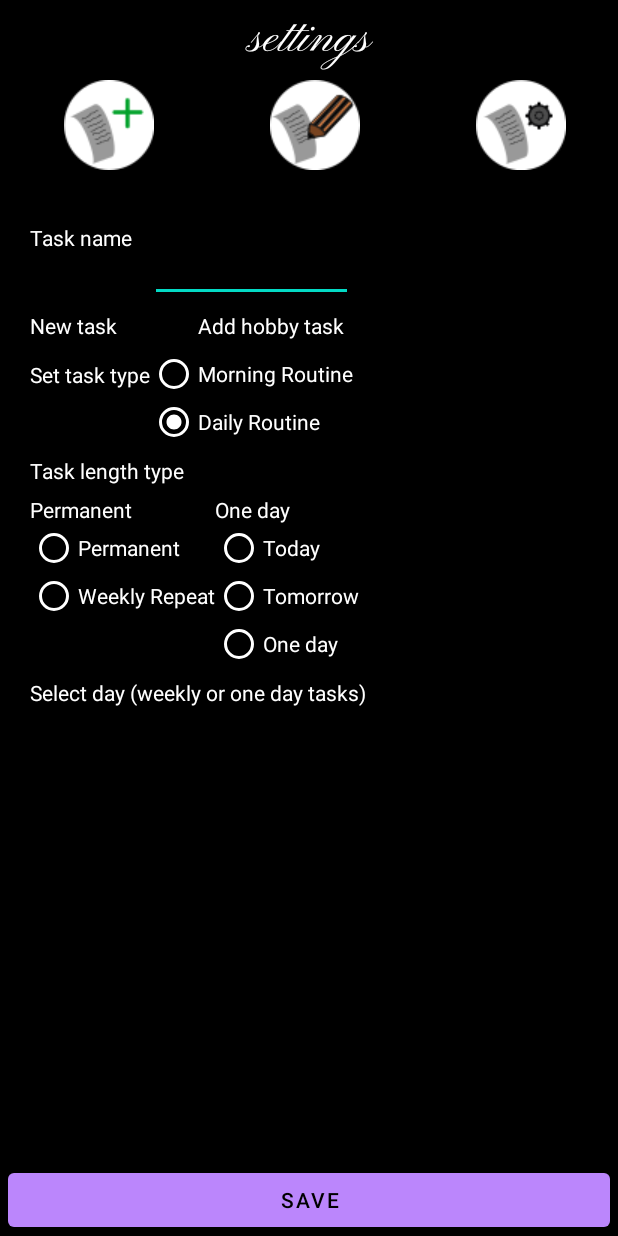
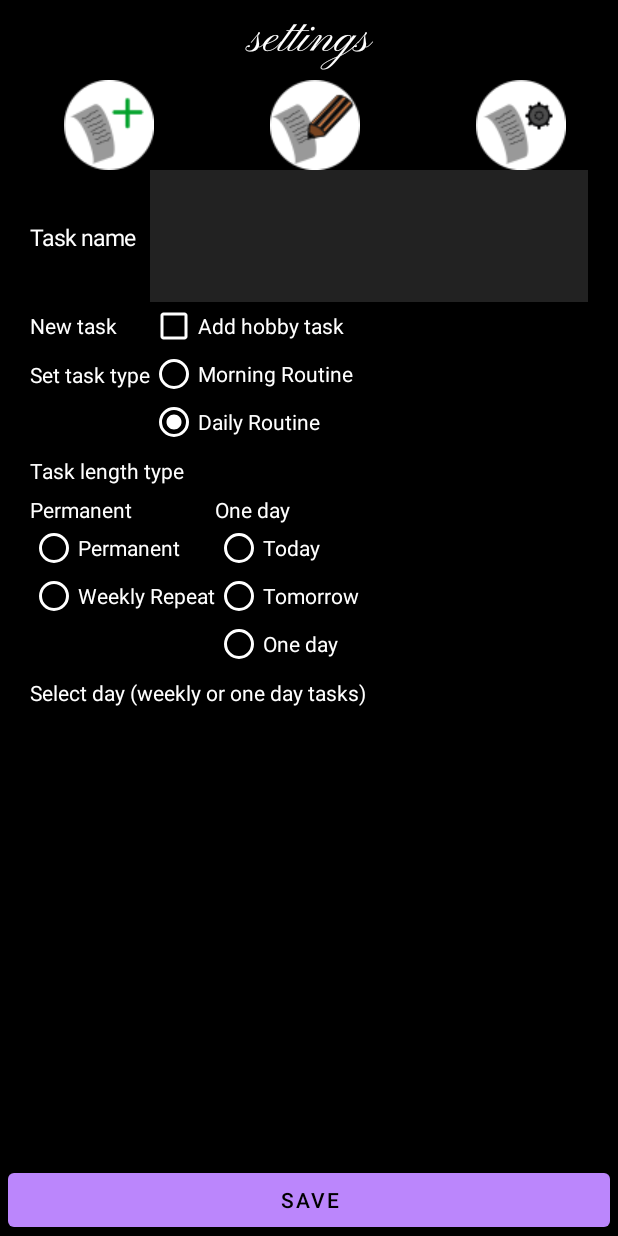
Before and after one commit to IamHere3/TaskApplication, an Android app: the NewTask screen opened directly, with no data from a screen before it, on a phone screen of 412 x 824 dp. Run offline under Robolectric (Android 15) with nearby library versions, the phone set to English and light mode, and no system bars.

Commit message:
NewTaskCompleate
finished updating newtask page:
- added word limit for new task creation.
- added background off set colour for text entry (to ensure the box is visible for all users).

```diff
--- a/app/src/main/java/com/example/mementomori/NewTask.java
+++ b/app/src/main/java/com/example/mementomori/NewTask.java
@@ -8,7 +8,9 @@ import androidx.fragment.app.Fragment;
 
 import android.text.InputFilter;
 import android.text.InputType;
+import android.text.Spanned;
 import android.text.method.ScrollingMovementMethod;
+import android.util.DisplayMetrics;
 import android.view.LayoutInflater;
 import android.view.View;
 import android.view.ViewGroup;
@@ -72,6 +74,19 @@ public class NewTask extends Fragment {
         // Import json array
         Settings activity = (Settings) getActivity();
 
+        // testing size
+        DisplayMetrics displayMetrics = new DisplayMetrics();
+        assert activity != null;
+        activity.getWindowManager().getDefaultDisplay().getMetrics(displayMetrics);
+
+        // Screen width
+        //device dpi
+        int deviceDPI = (int)(displayMetrics.density * 160f);
+        // px = dp * (dpi/160)
+        // Adjusted screen width - 40dp of padding in fragment holder + text-entry)
+        int pixels = (40 + 130) * (deviceDPI / 160);
+        int width = displayMetrics.widthPixels - pixels;
+
         // Gets current theme
         int textColor = activity.textColor;
         ColorStateList colorStateList = activity.colorStateList;
@@ -86,14 +101,19 @@ public class NewTask extends Fragment {
         // Edit task
         TextView editText = new TextView(activity);
         editText.setTextColor(textColor);
+        editText.setTextSize(15);
         editText.setText(R.string.taskName);
 
         EditText editEntry = new EditText(activity);
         editEntry.setId(entryId);
         editEntry.setTextColor(textColor);
+        editEntry.setBackgroundColor(getResources().getColor(R.color.dark_grey));
         editEntry.setImeOptions(EditorInfo.IME_FLAG_NO_ENTER_ACTION);
         editEntry.setInputType(InputType.TYPE_CLASS_TEXT | InputType.TYPE_TEXT_FLAG_MULTI_LINE);
         editEntry.setLines(3);
+        // set 40 char limit (about 3 lines)
+        editEntry.setFilters(new InputFilter[] {new InputFilter.LengthFilter(100) });
+        editEntry.setWidth(width);
 
         // apply
         BaseLayout.addView(editText);
@@ -110,6 +130,7 @@ public class NewTask extends Fragment {
         dynamicToggle.setId(hobbyTask);
         dynamicToggle.setText(R.string.hobbyTask);
         dynamicToggle.setTextColor(textColor);
+        CompoundButtonCompat.setButtonTintList(dynamicToggle, colorStateList);
         //dynamicToggle.setBackgroundColor();
         // dynamicToggle.setButtonTintList();
 
--- a/app/src/main/java/com/example/mementomori/Settings.java
+++ b/app/src/main/java/com/example/mementomori/Settings.java
@@ -86,7 +86,6 @@ public class Settings extends SaveClass {
         // Assigns colour to the check boxes (outline and color of the checkbox)
         int [][] states = {{}};
         int [] colors = {getResources().getColor(R.color.white)};
-
         colorStateList = new ColorStateList(states, colors);
 
         // sets text color
--- a/app/src/main/java/com/example/mementomori/TaskDays.java
+++ b/app/src/main/java/com/example/mementomori/TaskDays.java
@@ -114,7 +114,7 @@ public class TaskDays extends Fragment {
         Spinner selectTaskDropdown = new Spinner(activity);
         selectTaskDropdown.setAdapter(spinnerArrayAdapter);
         selectTaskDropdown.setId(spinId);
-        // selectTaskDropdown.setDrawingCacheBackgroundColor();
+        selectTaskDropdown.setBackgroundColor(getResources().getColor(R.color.white));
         // Adds some px as interestingly the spinner and editText appears to have different lengths (perhaps) due to drop down button of spinner
         selectTaskDropdown.setMinimumWidth(width + 60);
 
--- a/app/src/main/res/values/colors.xml
+++ b/app/src/main/res/values/colors.xml
@@ -7,6 +7,7 @@
     <color name="teal_700">#FF018786</color>
     <color name="black">#FF000000</color>
     <color name="grey">#808080</color>
+    <color name="dark_grey">#222222</color>
     <color name="white">#FFFFFFFF</color>
     <color name="clear">#00000000</color>
 
```
